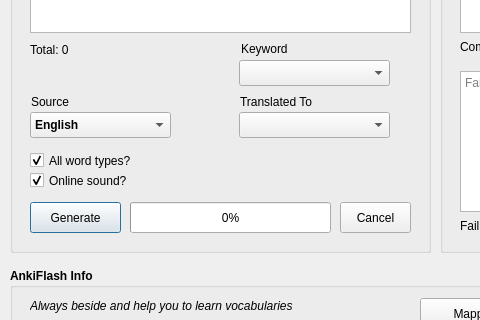
longhoangly/ankiflash-importer, file ui/generator/ui_generator.ui: the form before one commit; both pictures show x 0 to 480 and y 168 to 488 of the 682 by 589 pixel window.
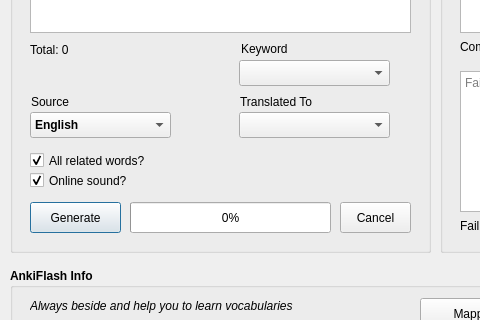
The form after the commit. Icons and pictures are not drawn.

Commit message: Fixing issues with wikidictionary, 1. Related word generated even origin word does not exist 2. An error appeared due to null value, check null 3. Error for importing V-E translation Refactor to update variable relatedWords

Patch:
```diff
--- a/ui/generator/ui_generator.ui
+++ b/ui/generator/ui_generator.ui
@@ -151,7 +151,7 @@
      <string>If a word has more than one type (noun, adjective, verb...), AnkiFlash will create cards for all of them</string>
     </property>
     <property name="text">
-     <string>All word types?</string>
+     <string>All related words?</string>
     </property>
     <property name="checked">
      <bool>true</bool>
```
Left out of the diff: 2 changed lines with no effect on the pictures. The commit also changes 19 other files.
